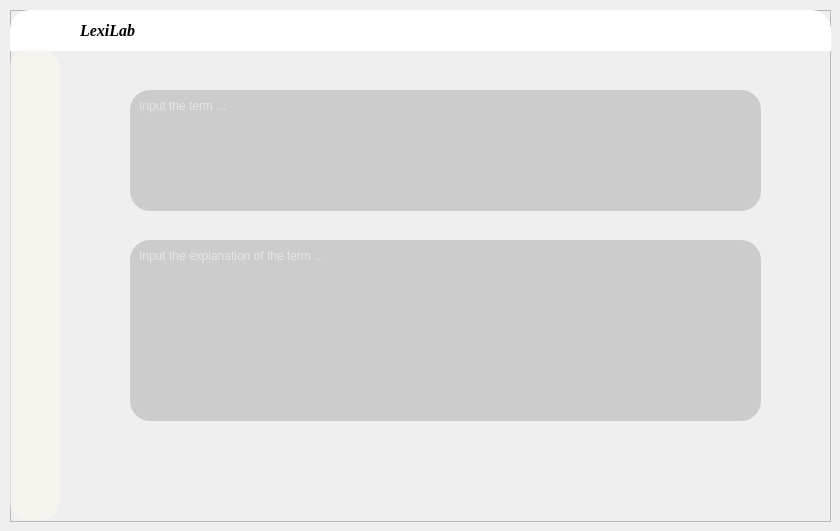
Qt form client/win/ui/main.ui (wa-kakalala/LexiLab) before a commit.
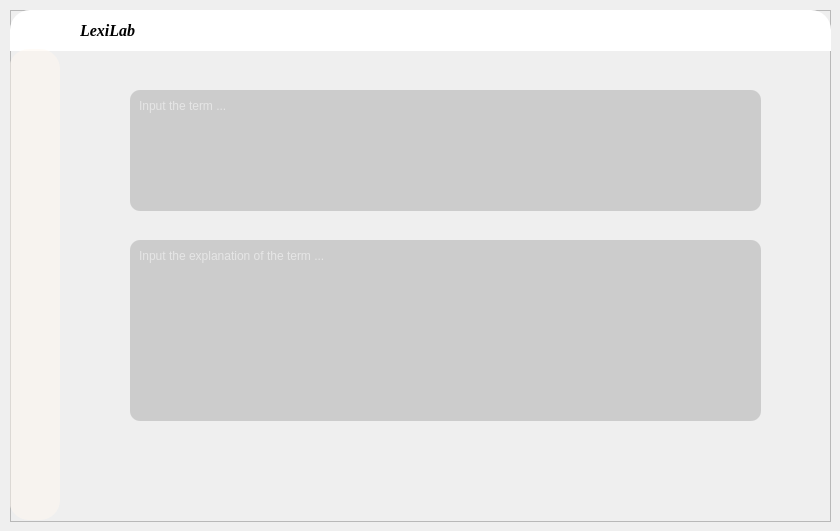
The same form after that commit. Icons and pictures are not drawn.

Commit message: fix border-radius bug

What changed in the file:
```diff
--- a/client/win/ui/main.ui
+++ b/client/win/ui/main.ui
@@ -234,8 +234,7 @@
       <property name="styleSheet">
        <string notr="true">border-image: none;
 background-color: rgba(183, 183, 183,160);
-border-top-left-radius:20px;
-border-top-right-radius:20px;
+border-radius: 10px;
 color: rgba(255, 255, 255,255);
 font: 16pt &quot;Times New Roman&quot;;
 
@@ -270,8 +269,7 @@
       <property name="styleSheet">
        <string notr="true">border-image: none;
 background-color: rgba(183, 183, 183,160);
-border-top-left-radius:20px;
-border-top-right-radius:20px;
+border-radius: 10px;
 color: rgba(255, 255, 255,255);
 font: 16pt &quot;Times New Roman&quot;;
 
```
